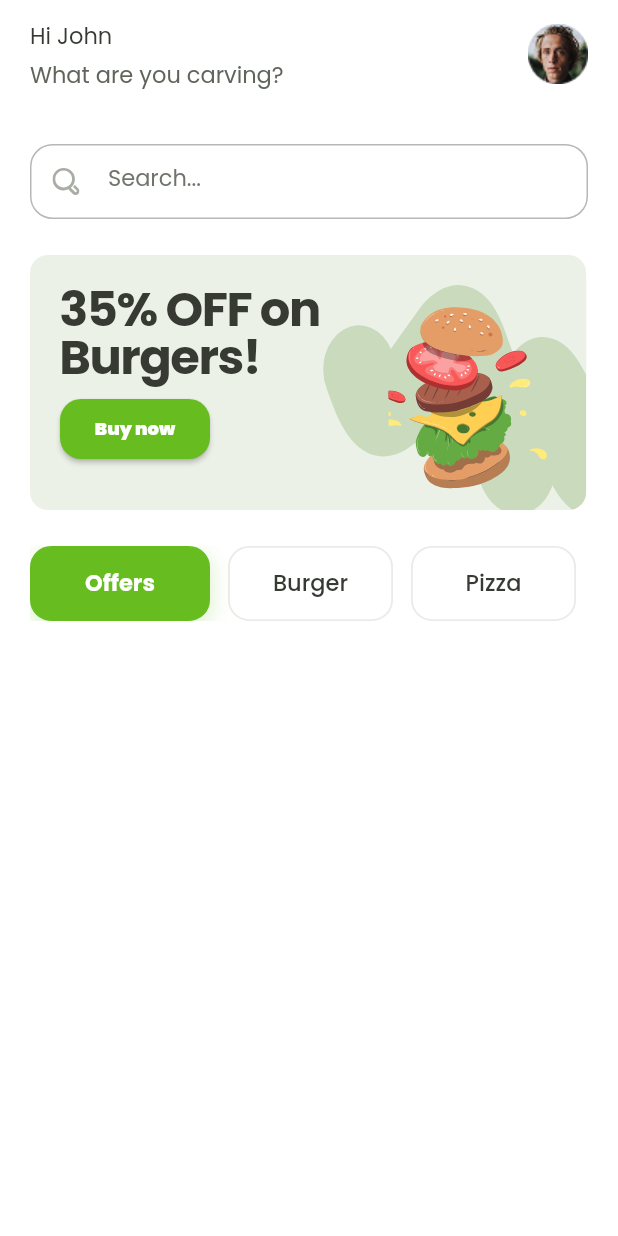
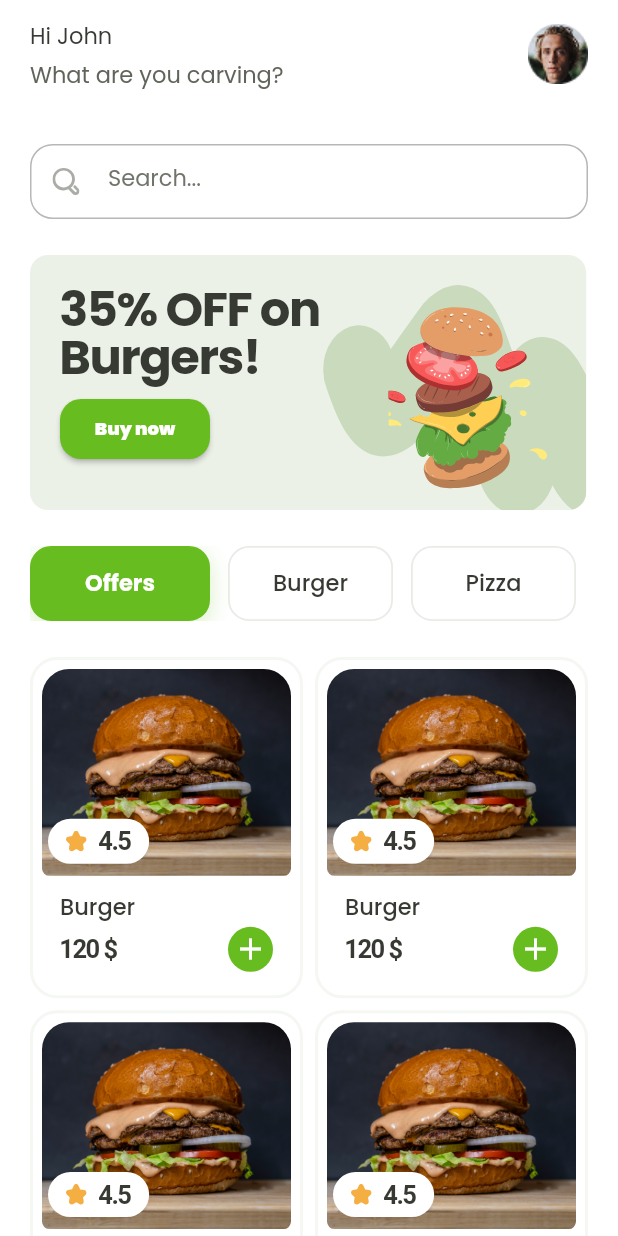
Before and after one commit to MohamedEssami20/app-delivery-food, a Flutter app: the HomeViewBody widget shown alone on an empty page, opened directly, on a phone screen of 412 x 824 dp. Run offline on Flutter 3.47's test engine with Material 3 defaults, Android fonts, the phone set to English and light mode, and no system bars; our stand-ins replace cloud_firestore, dartz, firebase_auth, firebase_core, flutter_bloc, flutter_svg and 4 more; missing offline and left inert: flutter_facebook_auth; accounts and stored records are empty.

Commit message:
add product item and product list view

```diff
--- a/lib/core/utils/assets.dart
+++ b/lib/core/utils/assets.dart
@@ -30,6 +30,10 @@ class Assets {
   /// assets/icons/Notification_navigation_icon.svg
   static const String assetsIconsNotificationNavigationIcon = "assets/icons/Notification_navigation_icon.svg";
 
+  /// Assets for assetsIconsRatingIcon
+  /// assets/icons/rating_icon.svg
+  static const String assetsIconsRatingIcon = "assets/icons/rating_icon.svg";
+
   /// Assets for assetsIconsSearchIcon
   /// assets/icons/search_icon.svg
   static const String assetsIconsSearchIcon = "assets/icons/search_icon.svg";
@@ -58,6 +62,10 @@ class Assets {
   /// assets/images/Burger_on_boarding_background.svg
   static const String assetsImagesBurgerOnBoardingBackground = "assets/images/Burger_on_boarding_background.svg";
 
+  /// Assets for assetsImagesBurgerProduct
+  /// assets/images/burger_product.jpg
+  static const String assetsImagesBurgerProduct = "assets/images/burger_product.jpg";
+
   /// Assets for assetsImagesChefCookingBackground
   /// assets/images/Chef_cooking_background.svg
   static const String assetsImagesChefCookingBackground = "assets/images/Chef_cooking_background.svg";
@@ -81,4 +89,8 @@ class Assets {
   /// Assets for assetsImagesSplash
   /// assets/images/splash.svg
   static const String assetsImagesSplash = "assets/images/splash.svg";
+
+  /// Assets for assetsImagesSplashBackground
+  /// assets/images/splash_background.png
+  static const String assetsImagesSplashBackground = "assets/images/splash_background.png";
 }
--- a/lib/features/home/presentation/views/widgets/home_view_body.dart
+++ b/lib/features/home/presentation/views/widgets/home_view_body.dart
@@ -6,6 +6,7 @@ import 'package:flutter/material.dart';
 import 'package:flutter_svg/flutter_svg.dart';
 import '../../../../../core/helper/app_theme_helper.dart';
 import 'featured_item_list_view.dart';
+import 'product_list_view.dart';
 
 class HomeViewBody extends StatelessWidget {
   const HomeViewBody({super.key});
@@ -41,6 +42,8 @@ class HomeViewBody extends StatelessWidget {
                 const FeaturedItemListView(),
                 const SizedBox(height: 8),
                 CategoryItemsList(),
+                const SizedBox(height: 8),
+                Expanded(child: const ProductsListView()),
               ],
             ),
           ),
--- /dev/null
+++ b/lib/features/home/presentation/views/widgets/product_item.dart
@@ -0,0 +1,113 @@
+import 'package:flutter/material.dart';
+import 'package:flutter_svg/flutter_svg.dart';
+
+import '../../../../../core/helper/app_theme_helper.dart';
+import '../../../../../core/utils/assets.dart';
+
+class ProductItem extends StatelessWidget {
+  const ProductItem({super.key});
+
+  @override
+  Widget build(BuildContext context) {
+    final theme = AppThemeHelper(context);
+    return Container(
+      padding: EdgeInsets.all(6),
+      decoration: BoxDecoration(
+        shape: BoxShape.rectangle,
+        color: theme.colors.white,
+        borderRadius: BorderRadius.all(Radius.circular(18)),
+        border: Border.all(color: theme.colors.grey100, width: 2),
+      ),
+      child: Column(
+        spacing: 8,
+        crossAxisAlignment: CrossAxisAlignment.start,
+        children: [
+          Stack(
+            children: [
+              ClipRRect(
+                borderRadius: BorderRadius.only(
+                  topLeft: Radius.circular(18),
+                  topRight: Radius.circular(18),
+                  bottomLeft: Radius.circular(5),
+                  bottomRight: Radius.circular(5),
+                ),
+                child: Image.asset(
+                  Assets.assetsImagesBurgerProduct,
+                  fit: BoxFit.fitWidth,
+                ),
+              ),
+              Positioned(
+                left: 0,
+                bottom: 8,
+                child: Container(
+                  margin: EdgeInsets.only(left: 4),
+                  padding: EdgeInsets.only(
+                    left: 12,
+                    right: 12,
+                    top: 4,
+                    bottom: 4,
+                  ),
+                  decoration: BoxDecoration(
+                    borderRadius: BorderRadius.all(Radius.circular(20)),
+                    color: theme.colors.white,
+                  ),
+                  child: Row(
+                    spacing: 8,
+                    children: [
+                      SvgPicture.asset(
+                        Assets.assetsIconsRatingIcon,
+                        height: 14,
+                        width: 14,
+                      ),
+                      Text(
+                        "4.5",
+                        style: theme.textStyles.bodyLarge!.copyWith(
+                          color: theme.colors.typography500,
+                        ),
+                      ),
+                    ],
+                  ),
+                ),
+              ),
+            ],
+          ),
+          Padding(
+            padding: const EdgeInsets.only(right: 12, left: 12),
+            child: Column(
+              crossAxisAlignment: CrossAxisAlignment.start,
+              children: [
+                Text(
+                  "Burger",
+                  style: theme.textStyles.titleSmall!.copyWith(
+                    color: theme.colors.typography500,
+                    fontWeight: FontWeight.w500,
+                  ),
+                ),
+                Row(
+                  children: [
+                    Text(
+                      "120 \$",
+                      style: theme.textStyles.bodyLarge!.copyWith(
+                        color: theme.colors.typography500,
+                      ),
+                    ),
+                    const Spacer(),
+                    Container(
+                      height: 30,
+                      width: 30,
+                      decoration: BoxDecoration(
+                        shape: BoxShape.circle,
+                        color: theme.colors.primary500,
+                      ),
+                      child: const Icon(Icons.add, color: Colors.white),
+                    ),
+                  ],
+                ),
+              ],
+            ),
+          ),
+        ],
+      ),
+    );
+  }
+}
--- /dev/null
+++ b/lib/features/home/presentation/views/widgets/product_list_view.dart
@@ -0,0 +1,21 @@
+import 'package:flutter/material.dart';
+
+import 'product_item.dart';
+
+class ProductsListView extends StatelessWidget {
+  const ProductsListView({super.key});
+
+  @override
+  Widget build(BuildContext context) {
+    return GridView.builder(
+      gridDelegate: SliverGridDelegateWithFixedCrossAxisCount(
+        crossAxisCount: 2,
+        mainAxisSpacing: 8,
+        crossAxisSpacing: 8,
+        childAspectRatio: 0.8,
+      ),
+      itemCount: 10,
+      itemBuilder: (context, index) => const ProductItem(),
+    );
+  }
+}
--- a/lib/features/splash/presentation/views/widgets/splash_view_body.dart
+++ b/lib/features/splash/presentation/views/widgets/splash_view_body.dart
@@ -43,9 +43,25 @@ class _SplashViewBodyState extends State<SplashViewBody> {
 
   @override
   Widget build(BuildContext context) {
-    return Container(
-      color: AppThemeHelper(context).colors.primary100,
-      child: Center(child: SvgPicture.asset(Assets.assetsImagesSplash)),
+    final width = MediaQuery.sizeOf(context).width;
+    final height = MediaQuery.sizeOf(context).height;
+    return Stack(
+      children: [
+        Container(
+          color: Colors.transparent,
+          child: Image.asset(
+            Assets.assetsImagesSplashBackground,
+            height: height * 2,
+            width: width * 2,
+            fit: BoxFit.cover,
+            scale: 6,
+            color: AppThemeHelper(
+              context,
+            ).colors.typography100.withValues(alpha: 0.3),
+          ),
+        ),
+        Center(child: SvgPicture.asset(Assets.assetsImagesSplash)),
+      ],
     );
   }
 }
```
Also changed, not shown: assets/icons/rating_icon.svg (added), assets/images/burger_product.jpg (added), assets/images/splash_background.png (added).
